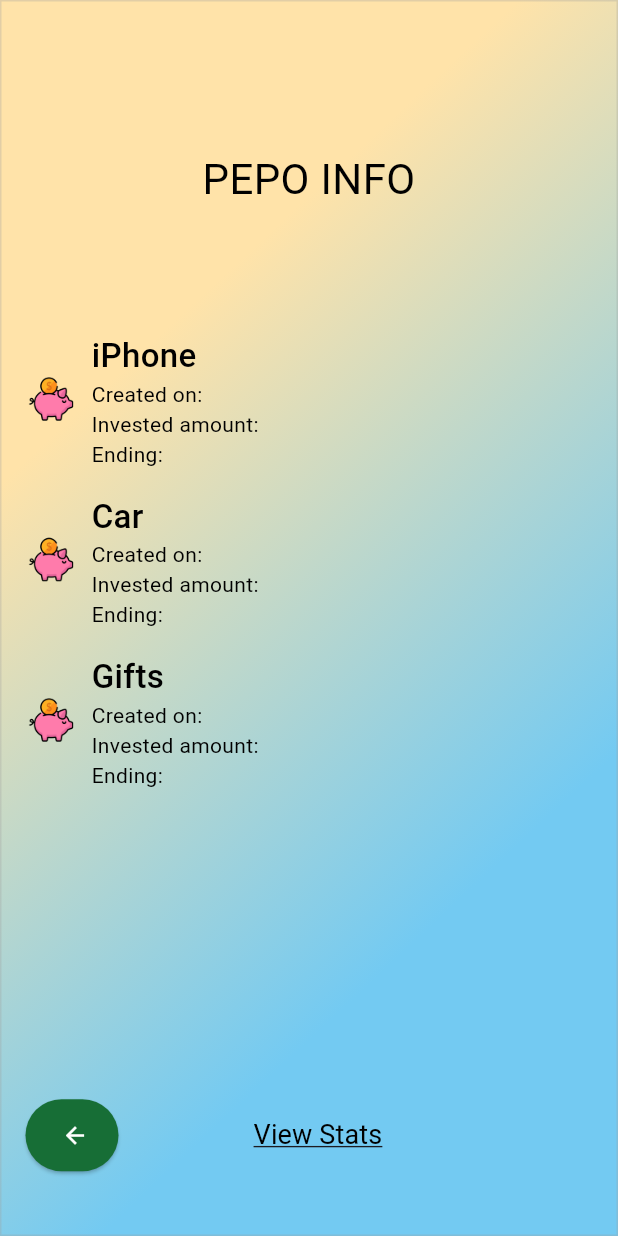
After one commit to pepo-app/pepo, a Flutter app: the PepoListScreen screen opened by its route, on a phone screen of 412 x 824 dp. The commit adds this screen. Run offline on Flutter 3.47's test engine with Material 2 defaults, Android fonts, the phone set to English and light mode, and no system bars; our stand-ins replace flutter_secure_storage, get; missing offline and left inert: flutter_custom_cards, flutter_shapes, soundpool; accounts and stored records are empty.

Commit message:
implement pepo list screen

```diff
--- a/lib/main.dart
+++ b/lib/main.dart
@@ -4,6 +4,7 @@ import 'package:pepo/screens/add_piggy_bank.dart';
 import 'package:pepo/screens/auth/auth.dart';
 import 'package:pepo/screens/auth/login.dart';
 import 'package:pepo/screens/deposit_screen.dart';
+import 'package:pepo/screens/pepo_list.dart';
 import 'package:pepo/screens/settings.dart';
 import 'package:pepo/screens/splash.dart';
 import 'package:pepo/screens/withdraw.dart';
@@ -28,10 +29,11 @@ class MyApp extends StatelessWidget {
         GetPage(name: "/home", page: () => HomeScreen()),
         GetPage(name: "/auth", page: () => AuthScreen()),
         GetPage(name: "/auth/login", page: () => LoginScreen()),
-        GetPage(name: "/piggy/add", page: () => AddPiggyBankScreen()),
         GetPage(name: "/deposit", page: () => DepositScreen()),
         GetPage(name: "/withdraw", page: () => WithdrawScreen()),
-        GetPage(name: "/settings", page: () => SettingsScreen())
+        GetPage(name: "/settings", page: () => SettingsScreen()),
+        GetPage(name: "/piggy/add", page: () => AddPiggyBankScreen()),
+        GetPage(name: "/piggy/list", page: () => PepoListScreen())
       ],
       theme: ThemeData(useMaterial3: true),
     );
--- /dev/null
+++ b/lib/screens/pepo_list.dart
@@ -0,0 +1,295 @@
+import 'package:flutter/material.dart';
+import 'package:get/get.dart';
+
+class PepoListScreen extends StatelessWidget {
+  @override
+  Widget build(BuildContext context) {
+    return Scaffold(
+      backgroundColor: Color(0xffffffff),
+      body: Container(
+        margin: EdgeInsets.zero,
+        padding: EdgeInsets.all(16),
+        width: MediaQuery.of(context).size.width,
+        height: MediaQuery.of(context).size.height,
+        decoration: BoxDecoration(
+            shape: BoxShape.rectangle,
+            borderRadius: BorderRadius.zero,
+            border: Border.all(color: Color(0x4d9e9e9e), width: 1),
+            gradient: LinearGradient(
+              colors: [Color(0xFFFFE3A9), Color(0xFF73CAF2)],
+              transform: GradientRotation(120.2),
+            )),
+        child: Column(
+          mainAxisAlignment: MainAxisAlignment.start,
+          crossAxisAlignment: CrossAxisAlignment.stretch,
+          mainAxisSize: MainAxisSize.max,
+          children: [
+            SizedBox(
+              height: MediaQuery.of(context).size.height * 0.1,
+              width: 16,
+            ),
+            Text(
+              "PEPO INFO",
+              textAlign: TextAlign.center,
+              overflow: TextOverflow.clip,
+              style: TextStyle(
+                fontWeight: FontWeight.w400,
+                fontStyle: FontStyle.normal,
+                fontSize: 28,
+                color: Color(0xff000000),
+              ),
+            ),
+            SizedBox(
+              height: MediaQuery.of(context).size.height * 0.1,
+              width: 16,
+            ),
+            Row(
+              mainAxisAlignment: MainAxisAlignment.start,
+              crossAxisAlignment: CrossAxisAlignment.center,
+              mainAxisSize: MainAxisSize.max,
+              children: [
+                Image(
+                  image: AssetImage("assets/rich_piggy.png"),
+                  height: 36,
+                  width: 36,
+                  fit: BoxFit.scaleDown,
+                ),
+                const SizedBox(
+                  width: 8,
+                ),
+                Column(
+                  mainAxisAlignment: MainAxisAlignment.start,
+                  crossAxisAlignment: CrossAxisAlignment.start,
+                  mainAxisSize: MainAxisSize.max,
+                  children: [
+                    Text(
+                      "iPhone",
+                      textAlign: TextAlign.start,
+                      overflow: TextOverflow.clip,
+                      style: TextStyle(
+                        fontWeight: FontWeight.w500,
+                        fontStyle: FontStyle.normal,
+                        fontSize: 22,
+                        color: Color(0xff000000),
+                      ),
+                    ),
+                    Text(
+                      "Created on: ",
+                      textAlign: TextAlign.start,
+                      overflow: TextOverflow.clip,
+                      style: TextStyle(
+                        fontWeight: FontWeight.w400,
+                        fontStyle: FontStyle.normal,
+                        fontSize: 14,
+                        color: Color(0xff000000),
+                      ),
+                    ),
+                    Text(
+                      "Invested amount:",
+                      textAlign: TextAlign.start,
+                      overflow: TextOverflow.clip,
+                      style: TextStyle(
+                        fontWeight: FontWeight.w400,
+                        fontStyle: FontStyle.normal,
+                        fontSize: 14,
+                        color: Color(0xff000000),
+                      ),
+                    ),
+                    Text(
+                      "Ending:",
+                      textAlign: TextAlign.start,
+                      overflow: TextOverflow.clip,
+                      style: TextStyle(
+                        fontWeight: FontWeight.w400,
+                        fontStyle: FontStyle.normal,
+                        fontSize: 14,
+                        color: Color(0xff000000),
+                      ),
+                    ),
+                  ],
+                ),
+              ],
+            ),
+            const SizedBox(
+              height: 16,
+            ),
+            Row(
+              mainAxisAlignment: MainAxisAlignment.start,
+              crossAxisAlignment: CrossAxisAlignment.center,
+              mainAxisSize: MainAxisSize.max,
+              children: [
+                Image(
+                  image: AssetImage("assets/rich_piggy.png"),
+                  height: 36,
+                  width: 36,
+                  fit: BoxFit.scaleDown,
+                ),
+                const SizedBox(
+                  width: 8,
+                ),
+                Column(
+                  mainAxisAlignment: MainAxisAlignment.start,
+                  crossAxisAlignment: CrossAxisAlignment.start,
+                  mainAxisSize: MainAxisSize.max,
+                  children: [
+                    Text(
+                      "Car",
+                      textAlign: TextAlign.start,
+                      overflow: TextOverflow.clip,
+                      style: TextStyle(
+                        fontWeight: FontWeight.w500,
+                        fontStyle: FontStyle.normal,
+                        fontSize: 22,
+                        color: Color(0xff000000),
+                      ),
+                    ),
+                    Text(
+                      "Created on: ",
+                      textAlign: TextAlign.start,
+                      overflow: TextOverflow.clip,
+                      style: TextStyle(
+                        fontWeight: FontWeight.w400,
+                        fontStyle: FontStyle.normal,
+                        fontSize: 14,
+                        color: Color(0xff000000),
+                      ),
+                    ),
+                    Text(
+                      "Invested amount:",
+                      textAlign: TextAlign.start,
+                      overflow: TextOverflow.clip,
+                      style: TextStyle(
+                        fontWeight: FontWeight.w400,
+                        fontStyle: FontStyle.normal,
+                        fontSize: 14,
+                        color: Color(0xff000000),
+                      ),
+                    ),
+                    Text(
+                      "Ending:",
+                      textAlign: TextAlign.start,
+                      overflow: TextOverflow.clip,
+                      style: TextStyle(
+                        fontWeight: FontWeight.w400,
+                        fontStyle: FontStyle.normal,
+                        fontSize: 14,
+                        color: Color(0xff000000),
+                      ),
+                    ),
+                  ],
+                ),
+              ],
+            ),
+            const SizedBox(
+              height: 16,
+            ),
+            Row(
+              mainAxisAlignment: MainAxisAlignment.start,
+              crossAxisAlignment: CrossAxisAlignment.center,
+              mainAxisSize: MainAxisSize.max,
+              children: [
+                Image(
+                  image: AssetImage("assets/rich_piggy.png"),
+                  height: 36,
+                  width: 36,
+                  fit: BoxFit.scaleDown,
+                ),
+                const SizedBox(
+                  width: 8,
+                ),
+                Column(
+                  mainAxisAlignment: MainAxisAlignment.start,
+                  crossAxisAlignment: CrossAxisAlignment.start,
+                  mainAxisSize: MainAxisSize.max,
+                  children: [
+                    Text(
+                      "Gifts",
+                      textAlign: TextAlign.start,
+                      overflow: TextOverflow.clip,
+                      style: TextStyle(
+                        fontWeight: FontWeight.w500,
+                        fontStyle: FontStyle.normal,
+                        fontSize: 22,
+                        color: Color(0xff000000),
+                      ),
+                    ),
+                    Text(
+                      "Created on: ",
+                      textAlign: TextAlign.start,
+                      overflow: TextOverflow.clip,
+                      style: TextStyle(
+                        fontWeight: FontWeight.w400,
+                        fontStyle: FontStyle.normal,
+                        fontSize: 14,
+                        color: Color(0xff000000),
+                      ),
+                    ),
+                    Text(
+                      "Invested amount:",
+                      textAlign: TextAlign.start,
+                      overflow: TextOverflow.clip,
+                      style: TextStyle(
+                        fontWeight: FontWeight.w400,
+                        fontStyle: FontStyle.normal,
+                        fontSize: 14,
+                        color: Color(0xff000000),
+                      ),
+                    ),
+                    Text(
+                      "Ending:",
+                      textAlign: TextAlign.start,
+                      overflow: TextOverflow.clip,
+                      style: TextStyle(
+                        fontWeight: FontWeight.w400,
+                        fontStyle: FontStyle.normal,
+                        fontSize: 14,
+                        color: Color(0xff000000),
+                      ),
+                    ),
+                  ],
+                ),
+              ],
+            ),
+            SizedBox(
+              height: MediaQuery.of(context).size.height * 0.25,
+            ),
+            Row(
+              mainAxisAlignment: MainAxisAlignment.start,
+              crossAxisAlignment: CrossAxisAlignment.center,
+              mainAxisSize: MainAxisSize.max,
+              children: [
+                Container(
+                  height: 48,
+                  width: 80,
+                  padding: const EdgeInsets.only(right: 18),
+                  child: ElevatedButton(
+                      style: ButtonStyle(
+                          foregroundColor: MaterialStateProperty.all<Color>(
+                              const Color(0xffffffff)),
+                          backgroundColor: MaterialStateProperty.all<Color>(
+                              const Color(0xFF176e36))),
+                      onPressed: () => Get.back(),
+                      child: const Icon(Icons.arrow_back_sharp)),
+                ),
+                const SizedBox(
+                  width: 60,
+                ),
+                TextButton(
+                    onPressed: () {},
+                    child: Text(
+                      "View Stats",
+                      style: TextStyle(
+                          color: Colors.black,
+                          fontWeight: FontWeight.w400,
+                          fontStyle: FontStyle.normal,
+                          fontSize: 18,
+                          decoration: TextDecoration.underline),
+                    ))
+              ],
+            ),
+          ],
+        ),
+      ),
+    );
+  }
+}
```
